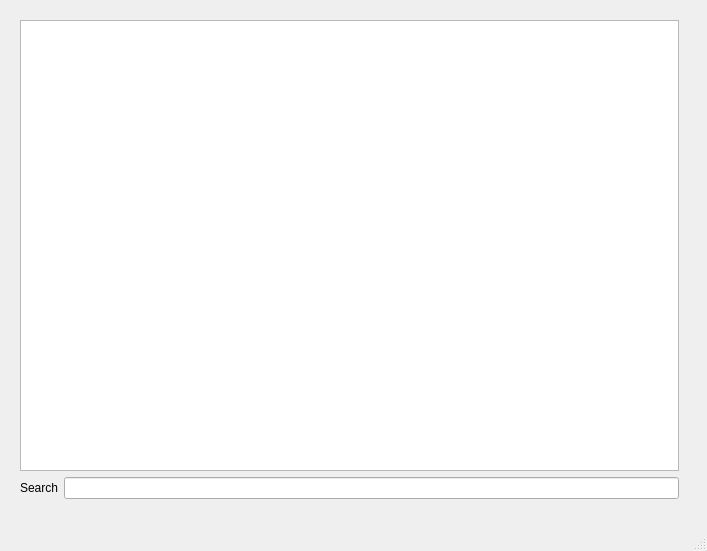
Qt form mainwindow.ui (VitorRamos/TaskManager) before a commit.
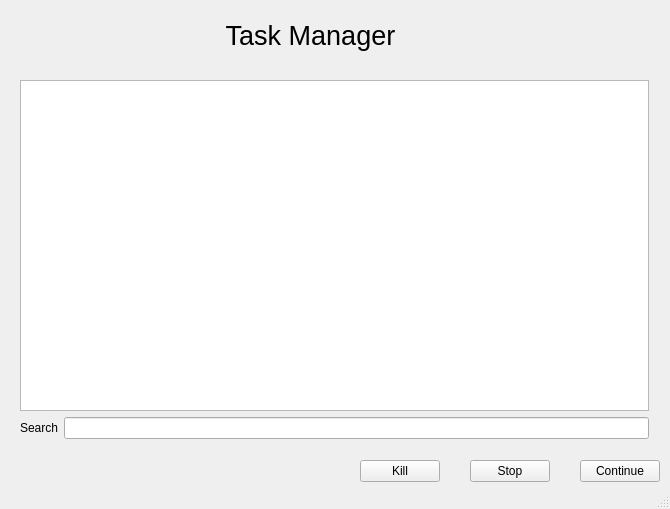
The same form after that commit.

Commit message: botões

What changed in the file:
```diff
--- a/mainwindow.ui
+++ b/mainwindow.ui
@@ -6,21 +6,21 @@
    <rect>
     <x>0</x>
     <y>0</y>
-    <width>707</width>
-    <height>551</height>
+    <width>670</width>
+    <height>509</height>
    </rect>
   </property>
   <property name="windowTitle">
    <string>MainWindow</string>
   </property>
   <widget class="QWidget" name="centralWidget">
-   <widget class="QWidget" name="">
+   <widget class="QWidget" name="layoutWidget">
     <property name="geometry">
      <rect>
       <x>9</x>
-      <y>9</y>
-      <width>681</width>
-      <height>501</height>
+      <y>69</y>
+      <width>651</width>
+      <height>381</height>
      </rect>
     </property>
     <layout class="QVBoxLayout" name="verticalLayout">
@@ -43,6 +43,58 @@
      </item>
     </layout>
    </widget>
+   <widget class="QPushButton" name="pushButtonKill">
+    <property name="geometry">
+     <rect>
+      <x>360</x>
+      <y>460</y>
+      <width>80</width>
+      <height>22</height>
+     </rect>
+    </property>
+    <property name="text">
+     <string>Kill</string>
+    </property>
+   </widget>
+   <widget class="QPushButton" name="pushButtonStop">
+    <property name="geometry">
+     <rect>
+      <x>470</x>
+      <y>460</y>
+      <width>80</width>
+      <height>22</height>
+     </rect>
+    </property>
+    <property name="text">
+     <string>Stop</string>
+    </property>
+   </widget>
+   <widget class="QPushButton" name="pushButtonCont">
+    <property name="geometry">
+     <rect>
+      <x>580</x>
+      <y>460</y>
+      <width>80</width>
+      <height>22</height>
+     </rect>
+    </property>
+    <property name="text">
+     <string>Continue</string>
+    </property>
+   </widget>
+   <widget class="QLabel" name="label_2">
+    <property name="geometry">
+     <rect>
+      <x>210</x>
+      <y>10</y>
+      <width>201</width>
+      <height>51</height>
+     </rect>
+    </property>
+    <property name="text">
+     <string>&lt;html&gt;&lt;head/&gt;&lt;body&gt;&lt;p align=&quot;center&quot;&gt;&lt;span style=&quot; font-size:20pt;&quot;&gt;Task Manager&lt;/span&gt;&lt;/p&gt;&lt;/body&gt;&lt;/html&gt;</string>
+    </property>
+   </widget>
   </widget>
   <widget class="QStatusBar" name="statusBar"/>
  </widget>
```
The commit also changes 2 other files.
